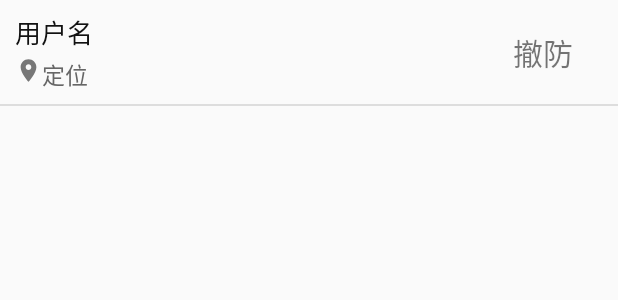
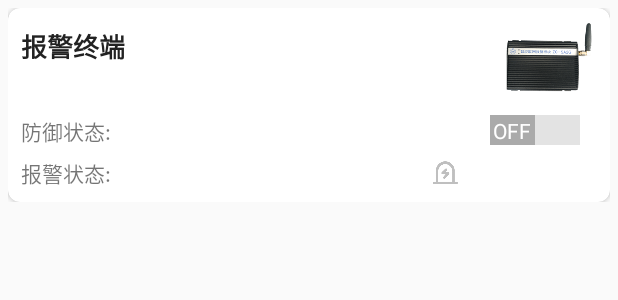
Before and after one commit to zwangZJU/SmartSecurity, an Android app: the layout layout_item_device_info.xml on its own in the app's theme, with its tools: preview values and no code run, on a phone screen of 412 x 824 dp. Shown: the top 300 px of the screen. Run offline under Robolectric (Android 15) with nearby library versions, the phone set to English and light mode, and no system bars.

Commit message:
device overview

```diff
--- a/app/build.gradle
+++ b/app/build.gradle
@@ -31,4 +31,5 @@ dependencies {
     implementation project(':circlerefresh')
     implementation project(':zxinglib')
     compile files('libs/BaiduLBS_Android.jar')
+    implementation 'com.android.support:cardview-v7:28.0.0-alpha3'
 }
--- a/app/src/main/java/com/wzlab/smartsecurity/activity/account/Config.java
+++ b/app/src/main/java/com/wzlab/smartsecurity/activity/account/Config.java
@@ -13,6 +13,8 @@ import android.preference.PreferenceManager;
 public class Config {
     //liu 31.41
    // 云118.126.95.215
+    //31.7
+    //
     public static final String IP = "118.126.95.215";
     public static final String SERVER_URL = "http://"+IP+":9090/cdz/api/do.jhtml?router=appApiService.";
     public static final String TYPE_ROLE = "1";//普通用户
--- a/app/src/main/java/com/wzlab/smartsecurity/net/main/GetDeviceInfo.java
+++ b/app/src/main/java/com/wzlab/smartsecurity/net/main/GetDeviceInfo.java
@@ -52,7 +52,7 @@ public class GetDeviceInfo {
         void onFail(String msg);
     }
 
-    public static void getDeviceList(String phone, final SuccessCallback successCallback, final FailCallback failCallback){
+    public static void getDeviceList(String phone, String role, final SuccessCallback successCallback, final FailCallback failCallback){
         String url = Config.SERVER_URL + "getDeviceList";
         new NetConnection(url, HttpMethod.POST, new NetConnection.SuccessCallback() {
             @Override
@@ -97,7 +97,7 @@ public class GetDeviceInfo {
                     failCallback.onFail("未能连接到服务器");
                 }
             }
-        },Config.KEY_PHONE, phone);
+        },Config.KEY_PHONE, phone, Config.KEY_ROLE, role);
     }
 
     public static void deviceBinding(String phone, String role, String deviceInfo, String addrInfo, final SuccessCallback successCallback, final FailCallback failCallback){
--- a/app/src/main/res/layout/fragment_device_overview.xml
+++ b/app/src/main/res/layout/fragment_device_overview.xml
@@ -1,7 +1,8 @@
 <FrameLayout xmlns:android="http://schemas.android.com/apk/res/android"
     xmlns:tools="http://schemas.android.com/tools"
     android:layout_width="match_parent"
-    android:layout_height="match_parent"
+    android:layout_height="wrap_content"
+
     tools:context="com.wzlab.smartsecurity.activity.main.DeviceOverviewFragment">
 
     <com.wzlab.smartsecurity.widget.LoadingLayout
@@ -19,6 +20,7 @@
             <android.support.v7.widget.RecyclerView
                 android:layout_width="match_parent"
                 android:layout_height="match_parent"
+                android:background="#309c"
                 android:id="@+id/rv_device_overview"/>
         </com.tuesda.walker.circlerefresh.CircleRefreshLayout>
 
--- a/app/src/main/res/layout/fragment_login.xml
+++ b/app/src/main/res/layout/fragment_login.xml
@@ -16,6 +16,7 @@
         android:layout_gravity="center"
         android:layout_centerHorizontal="true"
         android:layout_height="wrap_content"
+
         android:visibility="gone"/>
 
     <ScrollView
--- a/app/src/main/res/layout/layout_item_device_info.xml
+++ b/app/src/main/res/layout/layout_item_device_info.xml
@@ -1,55 +1,125 @@
 <?xml version="1.0" encoding="utf-8"?>
 <RelativeLayout xmlns:android="http://schemas.android.com/apk/res/android"
     android:layout_width="match_parent"
-    android:layout_height="wrap_content">
+    android:layout_height="wrap_content"
+    xmlns:app="http://schemas.android.com/apk/res-auto"
+    android:padding="5dp"
+    android:background="#009c">
 
-    <TextView
-        android:layout_width="wrap_content"
+    <android.support.v7.widget.CardView
+        android:layout_width="match_parent"
         android:layout_height="wrap_content"
-        android:layout_alignParentStart="true"
-        android:text="用户名"
-        android:textSize="17sp"
-        android:textColor="@color/layout_device_info_id"
-        android:layout_marginTop="8dp"
-        android:layout_marginLeft="10dp"
-        android:id="@+id/tv_device_id"/>
+        app:cardBackgroundColor="#fff"
+        app:cardCornerRadius="8dp"
+        app:contentPadding="5dp">
 
-    <ImageView
-        android:layout_width="18dp"
-        android:layout_height="18dp"
-        android:layout_below="@+id/tv_device_id"
-        android:layout_marginLeft="10dp"
-        android:id="@+id/iv_location"
-        android:src="@drawable/ic_location"
 
-        android:layout_marginTop="3dp"/>
+        <RelativeLayout
+            android:layout_width="match_parent"
+            android:layout_height="wrap_content">
 
-    <TextView
-        android:layout_width="wrap_content"
-        android:layout_height="wrap_content"
-        android:id="@+id/tv_device_location"
-        android:text="定位"
-        android:textSize="15sp"
-        android:textColor="@color/layout_device_info_location"
-        android:layout_alignTop="@+id/iv_location"
-        android:layout_toRightOf="@+id/iv_location"
-        />
+            <ImageView
+                android:id="@+id/iv_device_icon"
+                android:layout_width="60dp"
+                android:layout_height="60dp"
+                android:src="@drawable/ic_device_raw"
+                android:layout_marginRight="5dp"
+                android:layout_alignParentEnd="true"/>
 
-    <TextView
-        android:layout_width="wrap_content"
-        android:layout_height="wrap_content"
-        android:id="@+id/tv_device_status"
-        android:textSize="20sp"
-        android:text="撤防"
-        android:layout_marginRight="30dp"
-        android:layout_centerVertical="true"
-        android:layout_alignParentRight="true"/>
+            <LinearLayout
+                android:layout_width="match_parent"
+                android:layout_height="wrap_content"
+                android:layout_alignParentStart="true"
+                android:layout_marginTop="3dp"
+                android:orientation="vertical">
+                <TextView
+                    android:layout_width="match_parent"
+                    android:layout_height="wrap_content"
+                    android:id="@+id/tv_device_item_title"
+                    android:textStyle="bold"
+                    android:text="报警终端"
+                    android:layout_margin="3dp"
+                    android:layout_marginTop="2dp"
+                    android:textColor="#222"
+                    android:textSize="17sp"
 
-    <View
-        android:layout_width="match_parent"
-        android:layout_height="1dp"
-        android:layout_marginTop="8dp"
-        android:layout_below="@+id/tv_device_location"
-        android:background="#ddd" />
+                    />
+
+                <TextView
+                    android:layout_width="match_parent"
+                    android:layout_height="wrap_content"
+                    android:id="@+id/tv_device_item_device_id"
+                    android:maxLines="1"
+                    android:layout_margin="3dp"/>
+
+
+
+                <LinearLayout
+                    android:layout_width="match_parent"
+                    android:layout_height="wrap_content"
+                    android:layout_margin="3dp"
+                    android:gravity="center_vertical"
+                    android:orientation="horizontal">
+                    <TextView
+                        android:layout_width="0dp"
+                        android:layout_height="wrap_content"
+                        android:layout_weight="1"
+                        android:id="@+id/tv_device_item_defensive_state"
+
+                        android:text="防御状态:"
+                        android:maxLines="1"/>
+
+                    <Switch
+                        android:layout_width="wrap_content"
+                        android:layout_height="5dp"
+                        android:layout_marginRight="11dp"
+                        android:layout_gravity="center_horizontal"
+                        android:id="@+id/switch_device_item_defensive_state"
+                        android:showText="true"
+                        android:switchTextAppearance="@style/SwitchTheme"
+                        android:textOff="OFF"
+                        android:textOn="ON"
+                        android:thumb="@drawable/switch_rectangle_thumb_selector"
+                        android:track="@drawable/switch_rectangle_track"
+
+
+
+                        />
+
+                </LinearLayout>
+
+
+
+                <LinearLayout
+                    android:layout_width="match_parent"
+                    android:layout_height="wrap_content"
+                    android:layout_margin="3dp"
+                    android:gravity="center_vertical"
+                    android:orientation="horizontal">
+
+                    <TextView
+                        android:layout_width="0dp"
+                        android:layout_height="wrap_content"
+                        android:id="@+id/tv_device_item_alarm_state"
+                        android:layout_weight="1"
+                        android:text="报警状态:"/>
+
+                    <ImageView
+                        android:id="@+id/iv_device_item_alarm_state"
+                        android:layout_gravity="center_horizontal"
+                        android:layout_width="20dp"
+                        android:layout_height="20dp"
+                        android:layout_weight="1"
+                        android:src="@drawable/ic_bottom_nav_bar_alarm"
+                        />
+                </LinearLayout>
+
+
+            </LinearLayout>
+
+
+        </RelativeLayout>
+
+    </android.support.v7.widget.CardView>
 
 </RelativeLayout>
```
Also changed, not shown: app/src/main/java/com/wzlab/smartsecurity/activity/main/DeviceOverviewFragment.java (+13 -6 lines), app/src/main/java/com/wzlab/smartsecurity/activity/main/MainActivity.java (+24 -8 lines), app/src/main/java/com/wzlab/smartsecurity/activity/main/SelectLocationActivity.java (+5 -2 lines), app/src/main/java/com/wzlab/smartsecurity/adapter/DeviceOverviewAdapter.java (+47 -13 lines), app/src/main/res/layout/layout_item_device_add.xml (added, +36 -0 lines), app/src/main/res/menu/main.xml (+7 -0 lines), app/src/main/res/drawable/ic_bottom_nav_bar_alarm.png, app/src/main/res/drawable/ic_bottom_nav_bar_alarm_enable.png (added), app/src/main/res/drawable/ic_device_raw.png (added).
